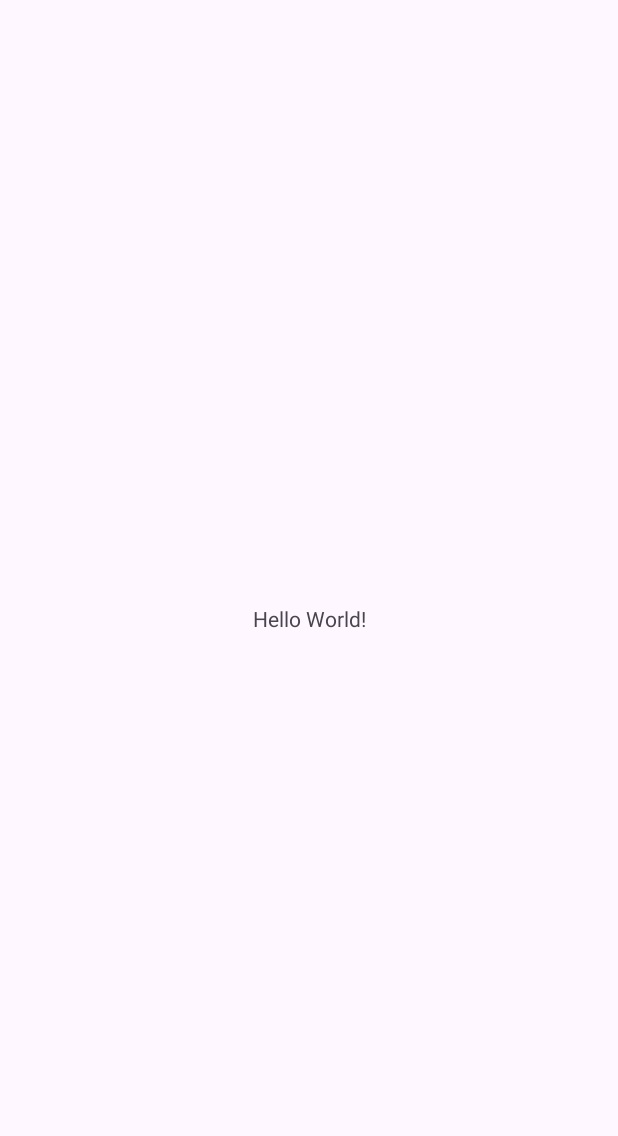
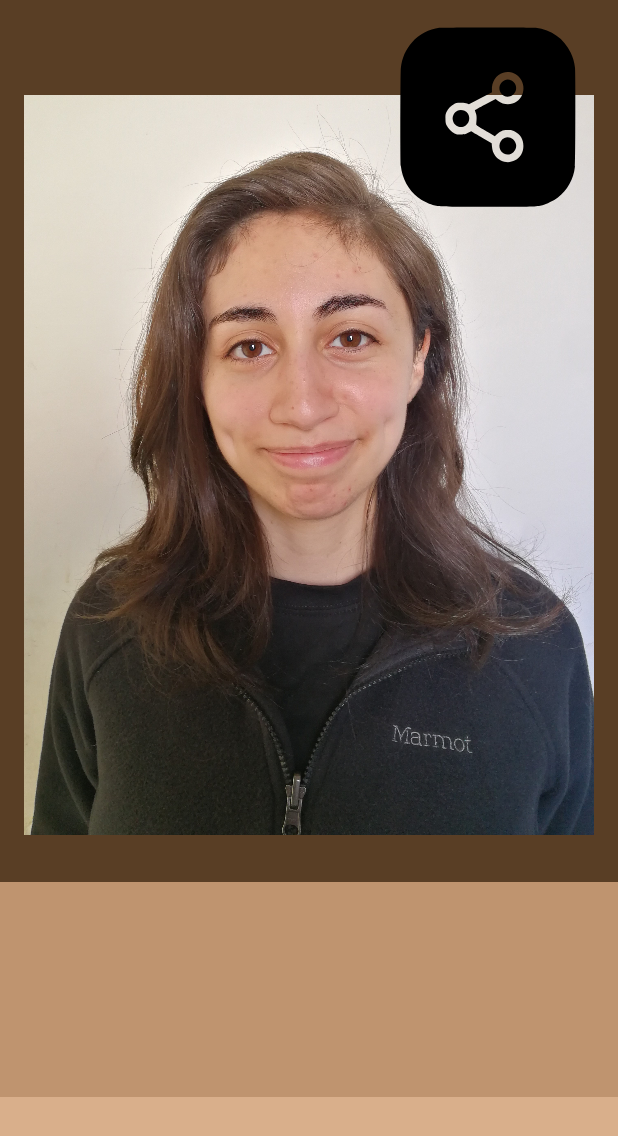
Before and after one commit to Scariu/Project_About_Me, an Android app: the screen it shows after launch (MainActivity), on a phone screen of 412 x 824 dp. Before the commit the part shown is almost empty. Shown: the top 1136 px of the screen. Run offline under Robolectric (Android 15) with nearby library versions, the phone set to English and light mode, and no system bars.

Commit message:
Se crea diseño de activity_main.xml

```diff
--- /dev/null
+++ b/app/src/main/res/drawable/developer.xml
@@ -0,0 +1,13 @@
+<vector android:height="23.072464dp" android:viewportHeight="398"
+    android:viewportWidth="414" android:width="24dp" xmlns:android="http://schemas.android.com/apk/res/android">
+    <path android:fillColor="#000000"
+        android:pathData="M144.5,12.3c-6.4,2.1 -9.7,4.2 -14.1,8.9 -7.2,7.4 -8.9,11.8 -8.9,22.8 0,8.1 0.4,10.2 2.4,14.5 3.2,6.3 9.3,12.4 15.6,15.6 4.3,2.1 6.4,2.4 15.1,2.4 9.8,-0 10.2,-0.1 16,-3.6 28.1,-17.3 17.8,-60 -14.9,-61.5 -4.2,-0.2 -8.9,0.2 -11.2,0.9z" android:strokeColor="#00000000"/>
+    <path android:fillColor="#000000"
+        android:pathData="M369.2,92.7c-3.2,4.9 -13.8,21.3 -23.6,36.5l-17.8,27.8 -33,-0 -32.9,-0 0.8,-2.3c1.4,-3.8 0.7,-11.2 -1.3,-14.6 -1,-1.8 -3.5,-4.2 -5.4,-5.4 -3.4,-2.1 -4.6,-2.2 -36.1,-2.5 -31.9,-0.3 -32.7,-0.3 -35,-2.5 -1.3,-1.2 -10.2,-9.5 -19.7,-18.5 -10.2,-9.7 -19,-17.1 -21.5,-18.2 -4.6,-2.1 -11.3,-2.5 -16.8,-1 -4.5,1.3 -11.4,7.2 -13.8,11.9 -1,2 -9.9,28.8 -19.7,59.6 -16.5,51.7 -17.9,56.5 -17.8,63 0.3,16.3 10.4,27.1 27.5,29.5 4,0.6 23,1 42.2,1 19.2,-0.1 35.1,0.1 35.3,0.3 0.5,0.5 2.6,11.5 13.4,69.7 1.7,9.1 3.5,17.9 4.1,19.7 2.3,7.3 8.2,11.5 16,11.5 9.1,-0 15.9,-6.5 15.9,-15.3 0,-2.6 -1.8,-14.4 -4,-26.1 -2.2,-11.7 -6.3,-33.5 -9.1,-48.3 -5.5,-29.2 -6.6,-32.4 -13.5,-38.5 -7.3,-6.4 -7.7,-6.4 -42.6,-6.8 -17.5,-0.2 -31.8,-0.5 -31.8,-0.7 0,-0.2 0.5,-1.6 1,-3.1 0.6,-1.5 6.1,-18.1 12.1,-36.8 6.1,-18.8 11.3,-34.3 11.5,-34.5 0.2,-0.2 4,2.9 8.5,6.9 4.6,4 9.7,7.9 11.5,8.6 2.7,1.2 17.3,1.4 81.1,1.4l77.8,-0 10.1,-15.8c5.6,-8.6 16.5,-25.5 24.3,-37.5 7.7,-12 14.1,-22.4 14.1,-23.2 0,-2.9 -1.3,-4.5 -3.6,-4.5 -1.8,-0 -3.6,1.9 -8.2,8.7z" android:strokeColor="#00000000"/>
+    <path android:fillColor="#000000"
+        android:pathData="M35.2,124.7c-0.7,0.3 -1.9,1.8 -2.7,3.3 -1.3,2.5 -1.5,11 -1.5,55l0,52.1 2.5,2.4c1.3,1.4 3,2.5 3.8,2.5 0.9,-0 1.7,1.5 2.1,3.7 1.1,7 7.1,17.7 14,25 5.6,6 6.6,7.6 6.6,10.6 0,5.8 1.5,6.1 27,6.7 12.4,0.3 22.4,0.8 22.3,1.2 -0.2,0.5 -0.3,11.1 -0.3,23.8 0,21.9 -0.1,23 -1.9,23 -1,-0 -4.8,0.9 -8.4,2 -7.9,2.5 -17.2,9.1 -22.4,16 -2,2.7 -4.4,5 -5.3,5 -3.1,0.1 -6.1,3.5 -6.7,7.7 -0.7,5 0.9,8.1 5,9.8 8.4,3.5 15.6,-4.2 12.4,-13.1 -1.8,-5 14.9,-17.9 24.1,-18.6l3.3,-0.3 0.2,6.8c0.2,6.5 0,7 -2.5,8.5 -7,4.1 -6.1,14.2 1.6,17.2 7.6,2.9 15.9,-7.2 11.1,-13.6 -1.6,-2.1 -2.2,-19.4 -0.7,-19.4 2,-0 11.8,3.3 14.1,4.8 4.4,2.7 8.5,6.4 10.9,9.5 1.8,2.6 2.1,3.9 1.6,7.8 -0.7,5.5 1.2,9.2 5.5,10.7 4.1,1.4 7.8,0.4 10.7,-3.1 2.1,-2.5 2.5,-3.8 2,-6.5 -0.6,-4.3 -4.2,-8.2 -7.3,-8.2 -1.3,-0 -2.3,-0.4 -2.3,-1 0,-0.5 -2.7,-3.9 -6.1,-7.4 -6.9,-7.5 -17,-13.1 -25,-14.2l-4.9,-0.7 0,-23.8 0,-23.8 25.5,-0.3c19.2,-0.2 25.7,-0.6 26.7,-1.6 1.8,-1.8 1.7,-15.4 -0.1,-17.6 -1.3,-1.5 -6,-1.6 -55.4,-1.6 -60.7,0.1 -55.4,0.8 -60.4,-7.8 -2.2,-3.7 -6.3,-14.9 -6.3,-17.2 0,-0.4 1.1,-1.1 2.5,-1.4 5.4,-1.4 5.5,-2.2 5.5,-56.1 0,-53.4 0,-53.3 -5.2,-56.9 -2.2,-1.5 -12.6,-2.1 -15.6,-0.9z" android:strokeColor="#00000000"/>
+    <path android:fillColor="#000000"
+        android:pathData="M166,178l0,7 109.5,-0 109.5,-0 0,-7 0,-7 -109.5,-0 -109.5,-0 0,7z" android:strokeColor="#00000000"/>
+    <path android:fillColor="#000000"
+        android:pathData="M281,280.5l0,90.5 52,-0 52,-0 0,-90.5 0,-90.5 -52,-0 -52,-0 0,90.5z" android:strokeColor="#00000000"/>
+</vector>
--- /dev/null
+++ b/app/src/main/res/drawable/nurse.xml
@@ -0,0 +1,13 @@
+<vector android:height="25.805014dp" android:viewportHeight="386"
+    android:viewportWidth="359" android:width="24dp" xmlns:android="http://schemas.android.com/apk/res/android">
+    <path android:fillColor="#000000"
+        android:pathData="M161.2,10.5c-12.5,2.3 -25,7.9 -35.9,15.9 -5,3.6 -6.3,5.2 -6.3,7.2 0,1.5 2,11.1 4.5,21.3 6.3,25.8 6.3,25.8 8,26.4 0.8,0.3 5,-0.7 9.5,-2.4 11.2,-4 23.1,-5.9 38,-5.9 14.7,-0 25.9,1.7 38.2,5.9 6.8,2.3 9,2.7 10.2,1.8 1.5,-1.2 10.2,-35.5 11.3,-44.9l0.6,-4.6 -6.4,-4.7c-10.8,-8 -23.6,-13.6 -36.7,-16.1 -9,-1.7 -25.2,-1.6 -35,0.1zM183.5,21.5c2,1.9 2.5,3.4 2.5,7.3l0,5 5.7,0.4c6.8,0.6 9.8,3.4 8.9,8.2 -0.8,4.1 -3.3,5.5 -9.3,5.6l-5.3,-0 0,4.9c0,6.1 -2.8,10.1 -7,10.1 -4.2,-0 -7,-4 -7,-10.1l0,-4.9 -5.4,-0c-4.7,-0 -5.7,-0.4 -7.5,-2.6 -4.5,-5.7 -1.3,-10.5 7.2,-11.2l5.7,-0.4 0,-4.5c0,-5.2 1.3,-8.1 4.3,-9.3 3.5,-1.4 4.6,-1.2 7.2,1.5z" android:strokeColor="#00000000"/>
+    <path android:fillColor="#000000"
+        android:pathData="M106.1,62.2c-20.6,13.7 -31.9,29.6 -35.1,49.3 -1.5,9 -0.6,18.3 3.1,33.8 3.8,15.6 4.7,31.2 2.6,41.4 -3.1,14.6 -12,29.1 -24.3,39.9 -4.7,4.1 -6.4,6.3 -6.2,7.8 0.2,1.5 10.3,8.5 36.7,25.5l36.5,23.4 5.5,-2.8c18.3,-9.2 19.1,-10.3 19.1,-25.8l0,-10.4 -4.2,-2.8c-5.8,-3.8 -16.2,-13.9 -20.8,-20.1 -14.7,-19.7 -20,-46.4 -14.4,-72.4l1.6,-7.5 15.1,-14.9c15.7,-15.3 20.4,-18.5 27.1,-18.6 2.2,-0 20.9,5.3 43,12.1 57.1,17.6 56.8,17.5 59.3,19.8 3.3,3.2 4.8,11.8 4.7,26.6 0,9.7 -0.6,15.2 -2.2,21.9 -5.4,21.8 -17,40 -33.1,51.4l-6.3,4.5 0.3,11.7c0.3,8.7 0.8,12.2 2.1,14 0.9,1.4 6.3,4.9 12.1,7.9l10.4,5.4 36.4,-23.4c22.5,-14.5 36.5,-24.1 36.7,-25.2 0.3,-1.2 -2.7,-4.9 -9,-11.1 -13.2,-13.1 -19.5,-24.6 -21.9,-39.6 -1.4,-9.2 -0.6,-18.6 3.2,-39.5 6.2,-33.8 2.5,-50.6 -14.6,-67.9 -6.3,-6.4 -27,-21.5 -27.9,-20.5 -0.2,0.2 -1.6,5.8 -3.1,12.4 -3.1,13.4 -3.8,15.2 -6.9,17.7 -2.8,2.4 -5.6,2.2 -15.1,-0.7 -12.2,-3.7 -25.8,-5.7 -38.5,-5.7 -13.9,-0 -22.7,1.3 -34.1,5.3 -16.8,5.7 -19.6,3.9 -23.9,-15.6 -2.8,-12.7 -3,-13.5 -3.9,-13.5 -0.4,-0 -4.9,2.8 -10,6.2z" android:strokeColor="#00000000"/>
+    <path android:fillColor="#000000"
+        android:pathData="M135.2,123c-22.3,20.3 -22.1,20 -23.8,26.5 -2.7,10.3 -2.9,25.5 -0.5,37 3,14.6 10.2,28.5 19.5,38 11.4,11.4 24.8,19.5 37.5,22.5 7.5,1.8 20.2,0.7 29.1,-2.4 23.1,-8 42.1,-29.6 49.1,-55.8 2.6,-9.7 3.5,-28.1 1.7,-37.3l-1.3,-7 -8,-2.7c-4.4,-1.5 -15.4,-4.9 -24.5,-7.7 -9.1,-2.8 -26.8,-8.2 -39.3,-12.1 -12.6,-3.8 -24.6,-7 -26.8,-7 -3.5,-0 -4.8,0.8 -12.7,8z" android:strokeColor="#00000000"/>
+    <path android:fillColor="#000000"
+        android:pathData="M200.1,250.6c-13.6,5.2 -29.5,5.3 -42.6,0.3 -7.7,-2.9 -7.5,-3.1 -7.5,7.7 0,6.8 -0.5,10.6 -1.6,13 -1.8,3.7 -8.9,10.4 -11.1,10.4 -0.7,-0 -1.3,0.4 -1.3,0.8 0,1.5 38.3,37.7 41.3,39 4.4,1.9 9.6,0.2 13.8,-4.6 1.7,-2 9.5,-10.3 17.1,-18.4 7.7,-8.1 13.9,-15 13.9,-15.3 0,-0.4 -2.1,-2.1 -4.7,-3.9 -8,-5.3 -8.9,-7.1 -9.2,-20.2 -0.2,-6.3 -0.7,-11.3 -1,-11.3 -0.4,0.1 -3.6,1.2 -7.1,2.5z" android:strokeColor="#00000000"/>
+    <path android:fillColor="#000000"
+        android:pathData="M99.9,300.8c-35,18 -35.1,18.1 -38.8,23.2 -4.1,5.7 -5.1,11.6 -5.1,30.5l0,16.5 24,-0 24,-0 0,-14c0,-12.1 0.2,-14.2 1.6,-14.7 0.9,-0.3 2.4,-0.2 3.3,0.4 1.3,0.8 1.6,3.4 1.9,14.7l0.3,13.6 68.2,-0 68.2,-0 -0.3,-12.7c-0.3,-14.2 0.5,-17.1 4.6,-15.9 2.1,0.7 2.2,1.2 2.2,14.7l0,13.9 24,-0 24,-0 0,-17.3c0,-30.9 0.2,-30.7 -42.6,-52.4l-30,-15.2 -18.4,19.6c-10.2,10.9 -20,20.6 -21.8,21.6 -4.9,2.9 -11.9,2.7 -17.3,-0.5 -2.4,-1.5 -12.9,-11.2 -23.4,-21.7 -10.4,-10.5 -19.2,-19.1 -19.5,-19.1 -0.3,0.1 -13.3,6.7 -29.1,14.8z" android:strokeColor="#00000000"/>
+</vector>
--- /dev/null
+++ b/app/src/main/res/drawable/share.xml
@@ -0,0 +1,11 @@
+<vector android:height="100dp" android:viewportHeight="455"
+    android:viewportWidth="515" android:width="113.18681dp" xmlns:android="http://schemas.android.com/apk/res/android">
+    <path android:fillColor="#000000"
+        android:pathData="M142.1,29.1c-23.4,2.7 -46.9,14.9 -62.9,32.4 -14.9,16.3 -23.6,35.8 -26.2,58.5 -1.3,11.3 -1.3,210.7 0,222 3.3,28.9 17.5,54.1 40,71.2 8.1,6.2 24.1,14.1 34,16.7 14.1,3.8 22.7,4.1 129,4.1 102.5,-0.1 111.3,-0.3 125.5,-3.6 8.8,-2 27.1,-10.8 35.1,-16.8 22.7,-17 37.2,-42.5 40.3,-70.9 1.4,-12.7 1.5,-210.7 0.1,-223.2 -1.5,-12.6 -4.3,-22.4 -9.9,-34 -15.5,-31.8 -45,-52.4 -81.1,-56.5 -10.5,-1.2 -213.4,-1.1 -223.9,0.1zM313.5,131.1c28,10.5 32.7,48.1 8.2,64.8 -13.1,8.8 -30.5,8.1 -43.8,-1.9l-5,-3.8 -24.2,12.4c-13.3,6.8 -24.1,12.7 -24,13.1 0.2,0.5 1.2,3.5 2.4,6.8 2,5.8 2.2,11.1 0.7,24.4 -0.3,2.7 0.3,3 29.9,19.8l13.3,7.5 4.7,-4.2c2.7,-2.4 7.3,-5.5 10.3,-6.9 4.7,-2.2 6.8,-2.6 15,-2.6 8.8,-0 10.1,0.3 16.2,3.3 13,6.4 20.1,18 20.1,32.7 0,14.4 -6.8,25.7 -19.4,32.5 -15.4,8.2 -35.5,3.6 -46.1,-10.5 -4.7,-6.2 -6.7,-11.9 -7.5,-21.2l-0.6,-7.2 -18.1,-10.2c-10,-5.6 -20.6,-11.7 -23.7,-13.5l-5.6,-3.4 -7.3,3.8c-6.9,3.5 -7.7,3.7 -16.9,3.7 -8.1,-0 -10.4,-0.4 -14.6,-2.5 -7,-3.4 -14.8,-11.1 -18.1,-17.8 -2.5,-5.1 -2.8,-6.8 -2.9,-15.7 0,-8.8 0.3,-10.7 2.7,-15.7 3.4,-7.3 10.3,-14.2 17.6,-17.6 5,-2.4 6.9,-2.7 15.7,-2.7 7.7,-0 11.1,0.4 14.2,1.9l4.2,1.8 26.8,-13.5 26.8,-13.6 -0.2,-4.8c-1,-19.1 9.1,-34.6 26,-39.8 6.6,-2.1 16.8,-1.8 23.2,0.6z" android:strokeColor="#00000000"/>
+    <path android:fillColor="#000000"
+        android:pathData="M294,147.6c-11.5,5 -15.7,17.8 -9.3,28.2 9.1,14.7 30.7,11 35.3,-6 2.2,-8 -2.3,-17.2 -10.4,-21.3 -5.7,-2.8 -10.5,-3.1 -15.6,-0.9z" android:strokeColor="#00000000"/>
+    <path android:fillColor="#000000"
+        android:pathData="M184.2,216.7c-7.4,3.6 -12,12.3 -10.8,20.5 0.9,5.9 3.6,10.1 8.7,13.5 6,3.9 14.7,4 20.6,0.1 12.9,-8.5 11.9,-26.9 -1.8,-33.8 -4.7,-2.4 -12.2,-2.6 -16.7,-0.3z" android:strokeColor="#00000000"/>
+    <path android:fillColor="#000000"
+        android:pathData="M293.5,278.4c-14.9,6.6 -15.9,27.1 -1.7,34.9 6,3.3 10.6,3.4 17.2,0.6 7.7,-3.3 12.6,-12 11.4,-20.1 -2,-12.4 -15.8,-20.3 -26.9,-15.4z" android:strokeColor="#00000000"/>
+</vector>
--- a/app/src/main/res/layout/activity_main.xml
+++ b/app/src/main/res/layout/activity_main.xml
@@ -4,15 +4,75 @@
     xmlns:tools="http://schemas.android.com/tools"
     android:layout_width="match_parent"
     android:layout_height="match_parent"
+    android:background="#593E25"
     tools:context=".MainActivity">
 
+    <ImageView
+        android:id="@+id/imageViewFlo"
+        android:layout_width="0dp"
+        android:layout_height="556dp"
+        android:layout_marginStart="16dp"
+        android:layout_marginTop="32dp"
+        android:layout_marginEnd="16dp"
+        android:scaleType="fitCenter"
+        app:layout_constraintBottom_toBottomOf="parent"
+        app:layout_constraintEnd_toEndOf="parent"
+        app:layout_constraintHorizontal_bias="0.0"
+        app:layout_constraintStart_toStartOf="parent"
+        app:layout_constraintTop_toTopOf="parent"
+        app:layout_constraintVertical_bias="0.0"
+        app:srcCompat="@drawable/fotofloo" />
+
     <TextView
-        android:layout_width="wrap_content"
-        android:layout_height="wrap_content"
-        android:text="Hello World!"
+        android:id="@+id/textViewAboutMe"
+        android:layout_width="539dp"
+        android:layout_height="143dp"
+        android:background="#BF946F"
+        android:backgroundTint="#BF946F"
+        android:text="TextView"
+        app:layout_constraintBottom_toBottomOf="parent"
+        app:layout_constraintEnd_toEndOf="parent"
+        app:layout_constraintHorizontal_bias="1.0"
+        app:layout_constraintStart_toStartOf="parent"
+        app:layout_constraintTop_toBottomOf="@+id/imageViewFlo"
+        app:layout_constraintVertical_bias="0.0" />
+
+    <TextView
+        android:id="@+id/textViewExp"
+        android:layout_width="538dp"
+        android:layout_height="106dp"
+        android:background="#D9AF8B"
+        android:text="TextView"
+        app:layout_constraintBottom_toBottomOf="parent"
+        app:layout_constraintEnd_toEndOf="parent"
+        app:layout_constraintHorizontal_bias="0.761"
+        app:layout_constraintStart_toStartOf="parent"
+        app:layout_constraintTop_toBottomOf="@+id/textViewAboutMe"
+        app:layout_constraintVertical_bias="0.0" />
+
+    <TextView
+        android:id="@+id/textViewMoti"
+        android:layout_width="0dp"
+        android:layout_height="0dp"
+        android:background="#F2CEAE"
+        android:text="TextView"
         app:layout_constraintBottom_toBottomOf="parent"
         app:layout_constraintEnd_toEndOf="parent"
         app:layout_constraintStart_toStartOf="parent"
-        app:layout_constraintTop_toTopOf="parent" />
+        app:layout_constraintTop_toBottomOf="@+id/textViewExp" />
+
+    <ImageButton
+        android:id="@+id/imageButtonShare"
+        android:layout_width="172dp"
+        android:layout_height="154dp"
+        android:backgroundTint="@android:color/transparent"
+        android:scaleType="fitXY"
+        app:layout_constraintBottom_toBottomOf="parent"
+        app:layout_constraintEnd_toEndOf="parent"
+        app:layout_constraintHorizontal_bias="1.0"
+        app:layout_constraintStart_toStartOf="parent"
+        app:layout_constraintTop_toTopOf="parent"
+        app:layout_constraintVertical_bias="0.0"
+        app:srcCompat="@drawable/share" />
 
 </androidx.constraintlayout.widget.ConstraintLayout>
```
Also changed, not shown: app/src/main/res/drawable/fotofloo.jpg (added), 5 other files.
